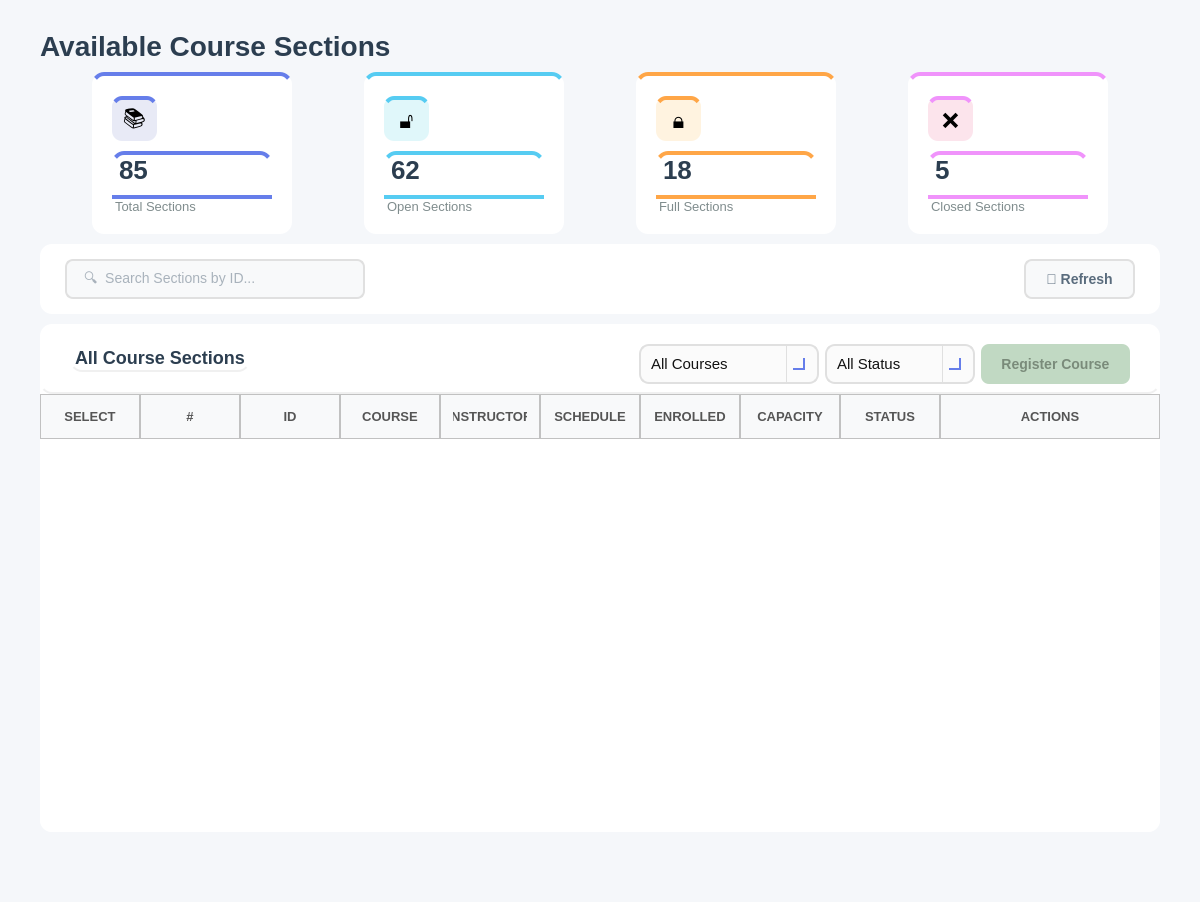
This is app_ui/student_ui/submenus_ui/view_sections.ui in Yasser-Daffa/ECE-Course-Registeration as Qt 5 draws it before an edit. The edited form follows.
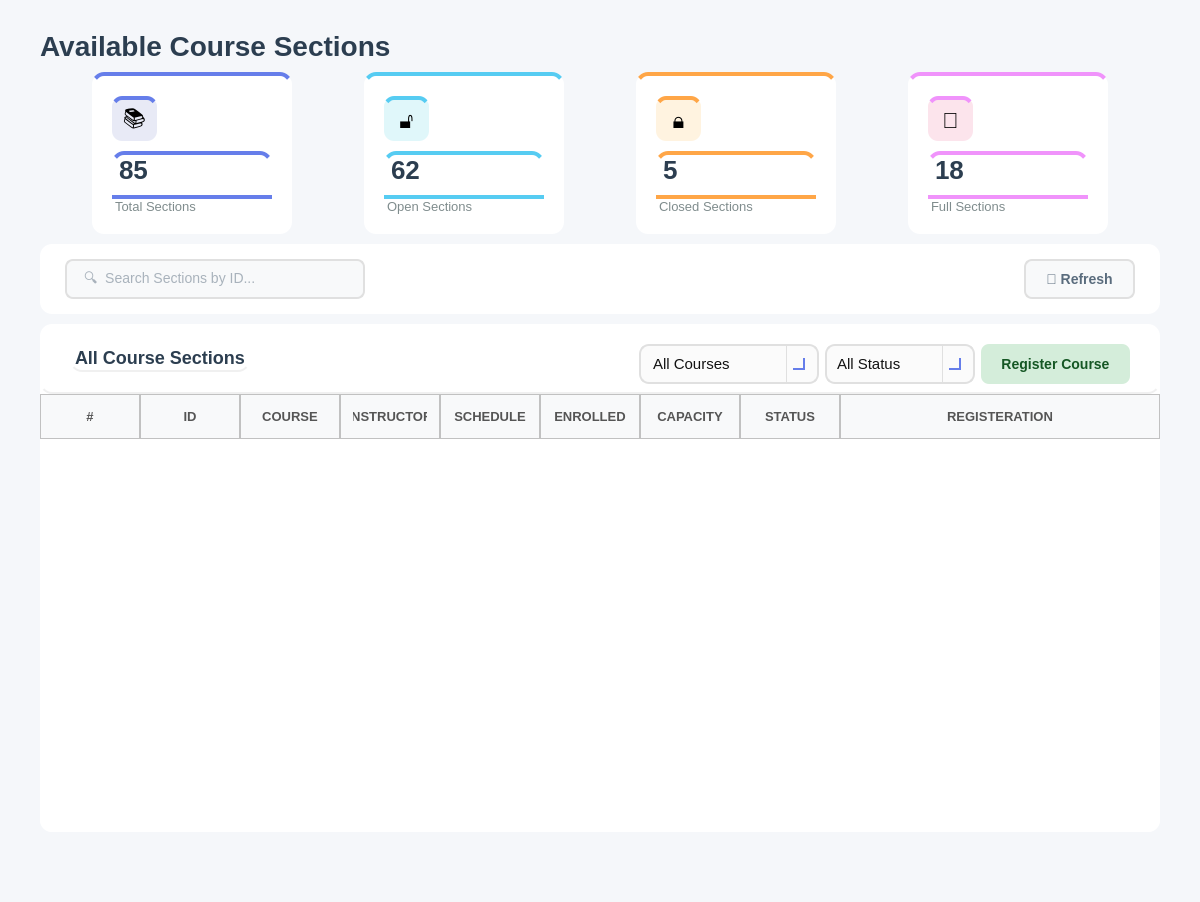
This is the edited form. Icons and pictures are not drawn.

Commit message: fixed students_utilities class + added view sectin

The edit to the form file:
```diff
--- a/app_ui/student_ui/submenus_ui/view_sections.ui
+++ b/app_ui/student_ui/submenus_ui/view_sections.ui
@@ -232,90 +232,6 @@
        </layout>
       </widget>
      </item>
-     <item>
-      <widget class="QFrame" name="fullSectionsFrame">
-       <property name="minimumSize">
-        <size>
-         <width>0</width>
-         <height>140</height>
-        </size>
-       </property>
-       <property name="maximumSize">
-        <size>
-         <width>200</width>
-         <height>16777215</height>
-        </size>
-       </property>
-       <property name="styleSheet">
-        <string notr="true">background-color: white; border-radius: 12px; border-top: 4px solid #ffa647;</string>
-       </property>
-       <property name="frameShape">
-        <enum>QFrame::Shape::StyledPanel</enum>
-       </property>
-       <layout class="QVBoxLayout" name="fullSectionsLayout">
-        <property name="spacing">
-         <number>10</number>
-        </property>
-        <property name="leftMargin">
-         <number>20</number>
-        </property>
-        <property name="topMargin">
-         <number>20</number>
-        </property>
-        <property name="rightMargin">
-         <number>20</number>
-        </property>
-        <property name="bottomMargin">
-         <number>20</number>
-        </property>
-        <item>
-         <widget class="QLabel" name="fullSectionsIcon">
-          <property name="minimumSize">
-           <size>
-            <width>45</width>
-            <height>45</height>
-           </size>
-          </property>
-          <property name="maximumSize">
-           <size>
-            <width>45</width>
-            <height>45</height>
-           </size>
-          </property>
-          <property name="styleSheet">
-           <string notr="true">background-color: #fff3e0; border-radius: 10px; font-size: 22px;</string>
-          </property>
-          <property name="text">
-           <string>🔒</string>
-          </property>
-          <property name="alignment">
-           <set>Qt::AlignmentFlag::AlignCenter</set>
-          </property>
-         </widget>
-        </item>
-        <item>
-         <widget class="QLabel" name="labelFullSectionsCount">
-          <property name="styleSheet">
-           <string notr="true">font-size: 26px; font-weight: bold; color: #2c3e50; background: transparent;</string>
-          </property>
-          <property name="text">
-           <string>18</string>
-          </property>
-         </widget>
-        </item>
-        <item>
-         <widget class="QLabel" name="labelFullSections">
-          <property name="styleSheet">
-           <string notr="true">font-size: 13px; color: #7f8c8d; background: transparent;</string>
-          </property>
-          <property name="text">
-           <string>Full Sections</string>
-          </property>
-         </widget>
-        </item>
-       </layout>
-      </widget>
-     </item>
      <item>
       <widget class="QFrame" name="closedSectionsFrame">
        <property name="minimumSize">
@@ -331,7 +247,7 @@
         </size>
        </property>
        <property name="styleSheet">
-        <string notr="true">background-color: white; border-radius: 12px; border-top: 4px solid #f093fb;</string>
+        <string notr="true">background-color: white; border-radius: 12px; border-top: 4px solid #ffa647;</string>
        </property>
        <property name="frameShape">
         <enum>QFrame::Shape::StyledPanel</enum>
@@ -367,10 +283,10 @@
            </size>
           </property>
           <property name="styleSheet">
-           <string notr="true">background-color: #fce4ec; border-radius: 10px; font-size: 22px;</string>
+           <string notr="true">background-color: #fff3e0; border-radius: 10px; font-size: 22px;</string>
           </property>
           <property name="text">
-           <string>❌</string>
+           <string>🔒</string>
           </property>
           <property name="alignment">
            <set>Qt::AlignmentFlag::AlignCenter</set>
@@ -400,6 +316,90 @@
        </layout>
       </widget>
      </item>
+     <item>
+      <widget class="QFrame" name="fullSectionsFrame">
+       <property name="minimumSize">
+        <size>
+         <width>0</width>
+         <height>140</height>
+        </size>
+       </property>
+       <property name="maximumSize">
+        <size>
+         <width>200</width>
+         <height>16777215</height>
+        </size>
+       </property>
+       <property name="styleSheet">
+        <string notr="true">background-color: white; border-radius: 12px; border-top: 4px solid #f093fb;</string>
+       </property>
+       <property name="frameShape">
+        <enum>QFrame::Shape::StyledPanel</enum>
+       </property>
+       <layout class="QVBoxLayout" name="fullSectionsLayout">
+        <property name="spacing">
+         <number>10</number>
+        </property>
+        <property name="leftMargin">
+         <number>20</number>
+        </property>
+        <property name="topMargin">
+         <number>20</number>
+        </property>
+        <property name="rightMargin">
+         <number>20</number>
+        </property>
+        <property name="bottomMargin">
+         <number>20</number>
+        </property>
+        <item>
+         <widget class="QLabel" name="fullSectionsIcon">
+          <property name="minimumSize">
+           <size>
+            <width>45</width>
+            <height>45</height>
+           </size>
+          </property>
+          <property name="maximumSize">
+           <size>
+            <width>45</width>
+            <height>45</height>
+           </size>
+          </property>
+          <property name="styleSheet">
+           <string notr="true">background-color: #fce4ec; border-radius: 10px; font-size: 22px;</string>
+          </property>
+          <property name="text">
+           <string>💯</string>
+          </property>
+          <property name="alignment">
+           <set>Qt::AlignmentFlag::AlignCenter</set>
+          </property>
+         </widget>
+        </item>
+        <item>
+         <widget class="QLabel" name="labelFullSectionsCount">
+          <property name="styleSheet">
+           <string notr="true">font-size: 26px; font-weight: bold; color: #2c3e50; background: transparent;</string>
+          </property>
+          <property name="text">
+           <string>18</string>
+          </property>
+         </widget>
+        </item>
+        <item>
+         <widget class="QLabel" name="labelFullSections">
+          <property name="styleSheet">
+           <string notr="true">font-size: 13px; color: #7f8c8d; background: transparent;</string>
+          </property>
+          <property name="text">
+           <string>Full Sections</string>
+          </property>
+         </widget>
+        </item>
+       </layout>
+      </widget>
+     </item>
     </layout>
    </item>
    <item>
@@ -697,6 +697,9 @@
     border: 2px solid #FF4A4A;
 }</string>
            </property>
+           <property name="editable">
+            <bool>true</bool>
+           </property>
            <item>
             <property name="text">
              <string>All Courses</string>
@@ -837,7 +840,7 @@
          <item>
           <widget class="QPushButton" name="buttonRegisterCourse">
            <property name="enabled">
-            <bool>false</bool>
+            <bool>true</bool>
            </property>
            <property name="minimumSize">
             <size>
@@ -1030,11 +1033,6 @@
         <attribute name="verticalHeaderCascadingSectionResizes">
          <bool>true</bool>
         </attribute>
-        <column>
-         <property name="text">
-          <string>SELECT</string>
-         </property>
-        </column>
         <column>
          <property name="text">
           <string>#</string>
@@ -1077,7 +1075,7 @@
         </column>
         <column>
          <property name="text">
-          <string>ACTIONS</string>
+          <string>REGISTERATION</string>
          </property>
         </column>
        </widget>
```
Left out of the diff: 30 changed lines with no effect on the pictures. The commit also changes 16 other files.
